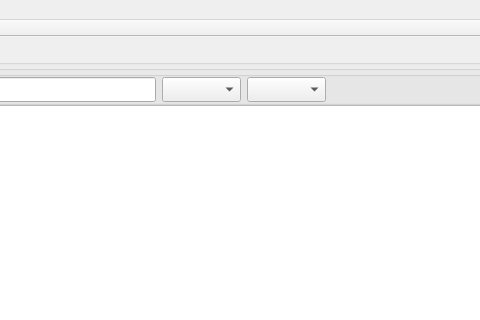
Before: the Qt Designer form QuickManager/mainwindow.ui in Vijay13/QuickManager, drawn with Qt 5; both pictures show x 203 to 683 and y 0 to 320 of the 1100 by 600 pixel window.
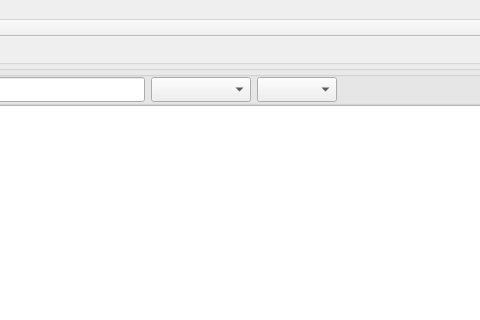
After: the same form once the commit is applied. The open tabs and pages were chosen to show the change.

Diff of the .ui file:
```diff
--- a/QuickManager/mainwindow.ui
+++ b/QuickManager/mainwindow.ui
@@ -466,7 +466,7 @@
                   <widget class="QComboBox" name="comboBoxSelectTaluka">
                    <property name="minimumSize">
                     <size>
-                     <width>0</width>
+                     <width>100</width>
                      <height>25</height>
                     </size>
                    </property>
@@ -479,7 +479,7 @@
                   <widget class="QComboBox" name="comboBoxSelectRout">
                    <property name="minimumSize">
                     <size>
-                     <width>0</width>
+                     <width>80</width>
                      <height>25</height>
                     </size>
                    </property>
```
Left out of the diff: 4 changed lines with no effect on the pictures.
